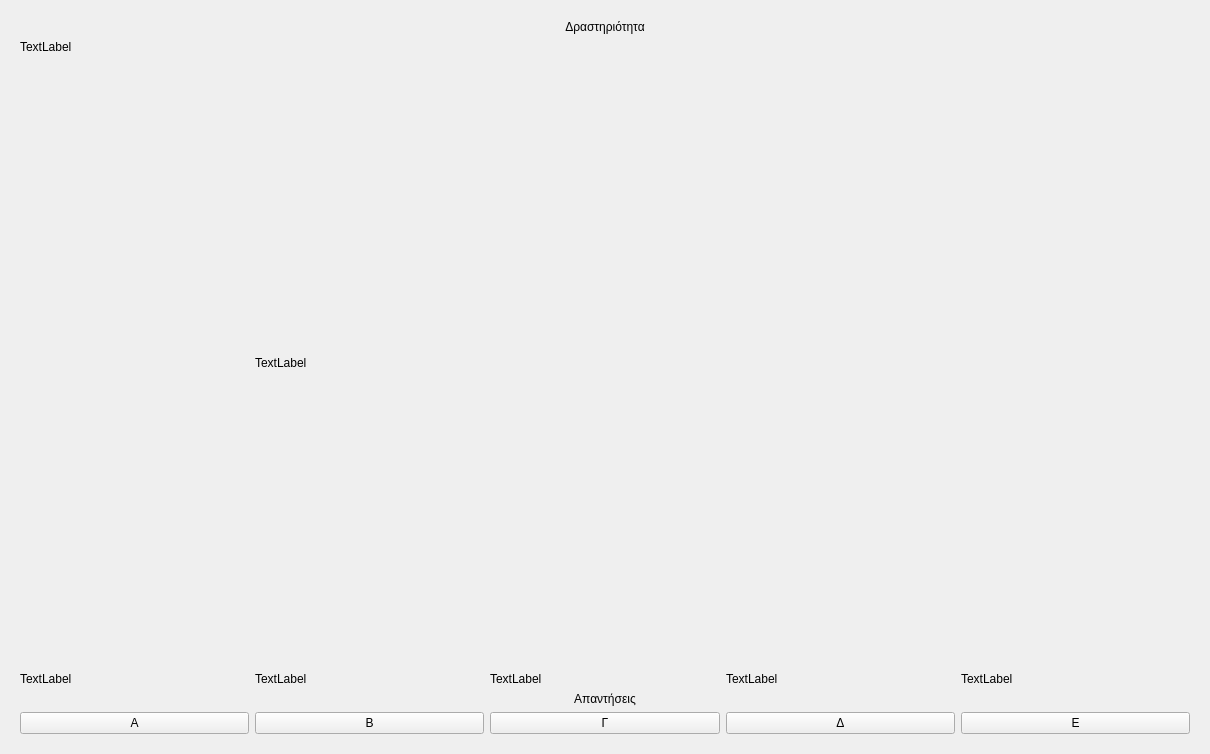
Old version of the form user_interface/resources/page1.ui in the repository smattha/robotHuman.
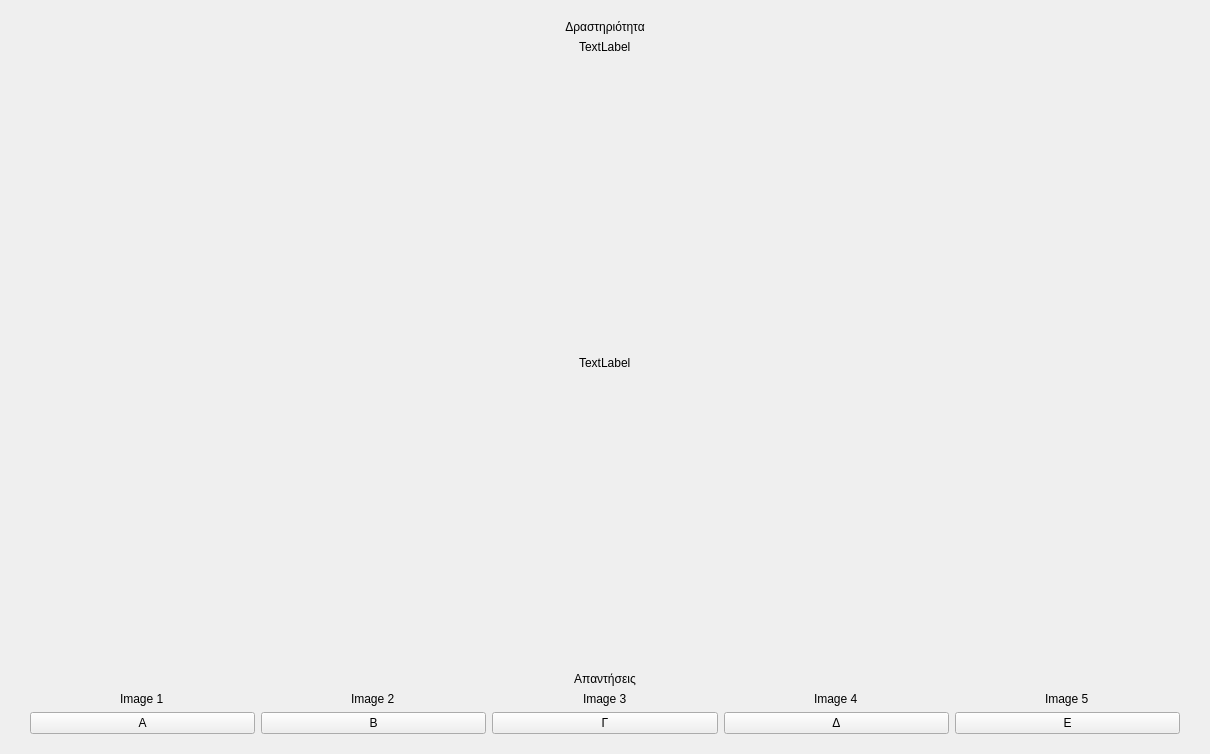
New version of the form.

Diff of the .ui file:
```diff
--- a/user_interface/resources/page1.ui
+++ b/user_interface/resources/page1.ui
@@ -17,73 +17,92 @@
    <item row="0" column="0">
     <widget class="QWidget" name="widget" native="true">
      <layout class="QGridLayout" name="gridLayout_5">
-      <item row="3" column="2">
+      <item row="4" column="4" alignment="Qt::AlignHCenter">
        <widget class="QLabel" name="answer3Img">
         <property name="text">
-         <string>TextLabel</string>
+         <string>Image 3</string>
         </property>
        </widget>
       </item>
-      <item row="5" column="1">
+      <item row="6" column="3">
        <widget class="QPushButton" name="answer2">
         <property name="text">
          <string>B</string>
         </property>
        </widget>
       </item>
-      <item row="4" column="0" colspan="5">
-       <widget class="QLabel" name="Results">
-        <property name="text">
-         <string>Απαντήσεις</string>
-        </property>
-        <property name="alignment">
-         <set>Qt::AlignCenter</set>
-        </property>
-       </widget>
-      </item>
-      <item row="1" column="0" colspan="5">
+      <item row="1" column="2" colspan="5" alignment="Qt::AlignHCenter">
        <widget class="QLabel" name="descriptionBox">
         <property name="text">
          <string>TextLabel</string>
         </property>
        </widget>
       </item>
-      <item row="5" column="3">
+      <item row="6" column="5">
        <widget class="QPushButton" name="answer4">
         <property name="text">
          <string>Δ</string>
         </property>
        </widget>
       </item>
-      <item row="5" column="0">
+      <item row="2" column="2" colspan="5" alignment="Qt::AlignHCenter">
+       <widget class="QLabel" name="mainImage">
+        <property name="maximumSize">
+         <size>
+          <width>800</width>
+          <height>600</height>
+         </size>
+        </property>
+        <property name="text">
+         <string>TextLabel</string>
+        </property>
+        <property name="scaledContents">
+         <bool>true</bool>
+        </property>
+       </widget>
+      </item>
+      <item row="2" column="0">
+       <spacer name="verticalSpacer">
+        <property name="orientation">
+         <enum>Qt::Vertical</enum>
+        </property>
+        <property name="sizeHint" stdset="0">
+         <size>
+          <width>10</width>
+          <height>10</height>
+         </size>
+        </property>
+       </spacer>
+      </item>
+      <item row="6" column="2">
        <widget class="QPushButton" name="answer1">
         <property name="text">
          <string>A</string>
         </property>
        </widget>
       </item>
-      <item row="3" column="1">
+      <item row="4" column="3" alignment="Qt::AlignHCenter">
        <widget class="QLabel" name="answer2Img">
         <property name="text">
-         <string>TextLabel</string>
+         <string>Image 2</string>
         </property>
        </widget>
       </item>
-      <item row="3" column="3">
+      <item row="4" column="5" alignment="Qt::AlignHCenter">
        <widget class="QLabel" name="answer4Img">
         <property name="text">
-         <string>TextLabel</string>
+         <string>Image 4</string>
         </property>
        </widget>
       </item>
-      <item row="5" column="4">
+      <item row="6" column="6">
        <widget class="QPushButton" name="answer5">
         <property name="text">
          <string>Ε</string>
         </property>
        </widget>
       </item>
-      <item row="0" column="0" colspan="5">
+      <item row="0" column="2" colspan="5">
        <widget class="QLabel" name="name">
         <property name="text">
          <string>Δραστηριότητα</string>
@@ -93,56 +112,50 @@
         </property>
        </widget>
       </item>
-      <item row="5" column="2">
+      <item row="6" column="4">
        <widget class="QPushButton" name="answer3">
         <property name="text">
          <string>Γ</string>
         </property>
        </widget>
       </item>
-      <item row="3" column="0">
+      <item row="4" column="2" alignment="Qt::AlignHCenter">
        <widget class="QLabel" name="answer1Img">
         <property name="text">
-         <string>TextLabel</string>
+         <string>Image 1</string>
         </property>
        </widget>
       </item>
-      <item row="3" column="4">
+      <item row="2" column="7">
+       <spacer name="verticalSpacer_2">
+        <property name="orientation">
+         <enum>Qt::Vertical</enum>
+        </property>
+        <property name="sizeHint" stdset="0">
+         <size>
+          <width>10</width>
+          <height>10</height>
+         </size>
+        </property>
+       </spacer>
+      </item>
+      <item row="4" column="6" alignment="Qt::AlignHCenter">
        <widget class="QLabel" name="answer5Img">
         <property name="text">
-         <string>TextLabel</string>
+         <string>Image 5</string>
         </property>
        </widget>
       </item>
-      <item row="2" column="1" colspan="4">
-       <widget class="QLabel" name="mainImage">
-        <property name="maximumSize">
-         <size>
-          <width>800</width>
-          <height>600</height>
-         </size>
-        </property>
+      <item row="3" column="2" colspan="5">
+       <widget class="QLabel" name="Results">
         <property name="text">
-         <string>TextLabel</string>
+         <string>Απαντήσεις</string>
         </property>
-        <property name="scaledContents">
-         <bool>true</bool>
+        <property name="alignment">
+         <set>Qt::AlignCenter</set>
         </property>
        </widget>
       </item>
-      <item row="2" column="0">
-       <spacer name="verticalSpacer">
-        <property name="orientation">
-         <enum>Qt::Vertical</enum>
-        </property>
-        <property name="sizeHint" stdset="0">
-         <size>
-          <width>20</width>
-          <height>40</height>
-         </size>
-        </property>
-       </spacer>
-      </item>
      </layout>
     </widget>
    </item>
```
